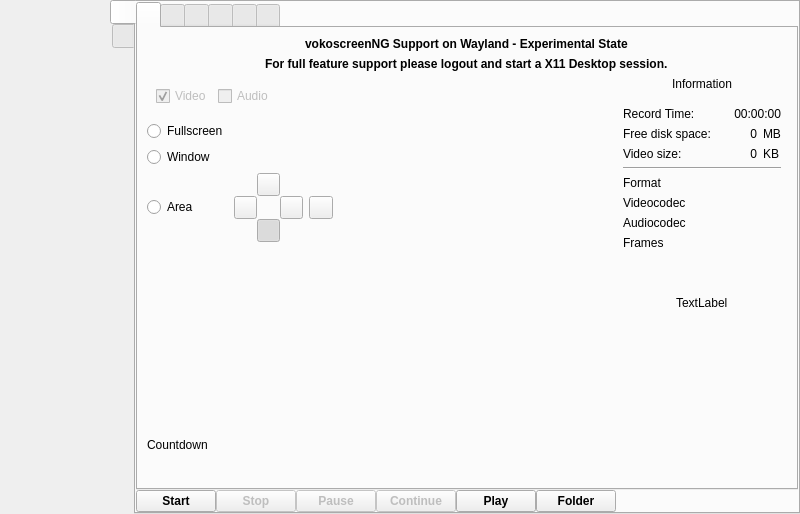
Old version of the form src/wayland/formMainWindow_wl.ui in the repository vkohaupt/vokoscreenNG.
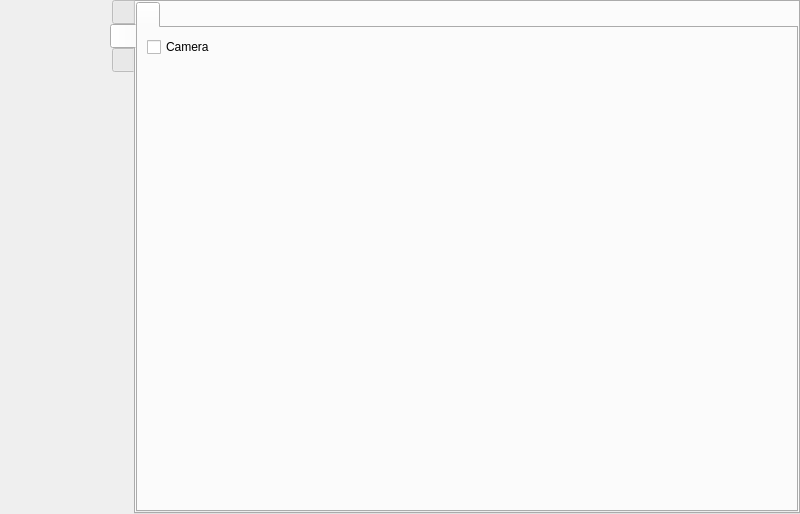
New version of the form. Icons and pictures are not drawn.

Commit message: Wayland: Add GUI for camera

The edit to the form file:
```diff
--- a/src/wayland/formMainWindow_wl.ui
+++ b/src/wayland/formMainWindow_wl.ui
@@ -131,7 +131,7 @@
          <enum>QTabWidget::West</enum>
         </property>
         <property name="currentIndex">
-         <number>0</number>
+         <number>1</number>
         </property>
         <widget class="QWidget" name="tab_3">
          <attribute name="title">
@@ -1671,6 +1671,72 @@
           </item>
          </layout>
         </widget>
+        <widget class="QWidget" name="tabSidebarCamera">
+         <attribute name="title">
+          <string notr="true"/>
+         </attribute>
+         <layout class="QVBoxLayout" name="verticalLayout_10">
+          <property name="spacing">
+           <number>0</number>
+          </property>
+          <property name="leftMargin">
+           <number>0</number>
+          </property>
+          <property name="topMargin">
+           <number>0</number>
+          </property>
+          <property name="rightMargin">
+           <number>0</number>
+          </property>
+          <property name="bottomMargin">
+           <number>0</number>
+          </property>
+          <item>
+           <widget class="QTabWidget" name="tabWidgetCamera">
+            <property name="currentIndex">
+             <number>0</number>
+            </property>
+            <property name="iconSize">
+             <size>
+              <width>48</width>
+              <height>48</height>
+             </size>
+            </property>
+            <widget class="QWidget" name="tabCamera">
+             <attribute name="icon">
+              <iconset resource="../screencast.qrc">
+               <normaloff>:/pictures/camera/camera.png</normaloff>:/pictures/camera/camera.png</iconset>
+             </attribute>
+             <attribute name="title">
+              <string notr="true"/>
+             </attribute>
+             <layout class="QVBoxLayout" name="verticalLayout_11">
+              <item>
+               <widget class="QCheckBox" name="checkBox">
+                <property name="text">
+                 <string>Camera</string>
+                </property>
+               </widget>
+              </item>
+              <item>
+               <spacer name="verticalSpacer_6">
+                <property name="orientation">
+                 <enum>Qt::Vertical</enum>
+                </property>
+                <property name="sizeHint" stdset="0">
+                 <size>
+                  <width>20</width>
+                  <height>40</height>
+                 </size>
+                </property>
+               </spacer>
+              </item>
+             </layout>
+            </widget>
+           </widget>
+          </item>
+         </layout>
+        </widget>
         <widget class="QWidget" name="tabSidebarLog">
          <attribute name="title">
           <string notr="true"/>
```
Left out of the diff: 39 changed lines with no effect on the pictures. The commit also changes 3 other files.
